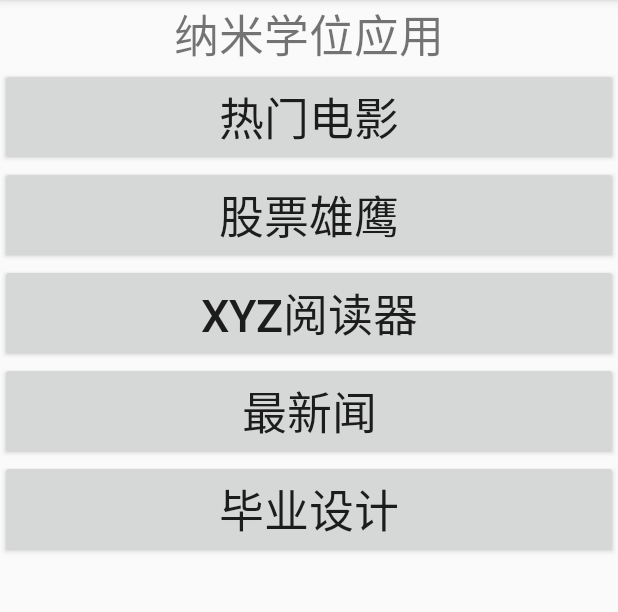
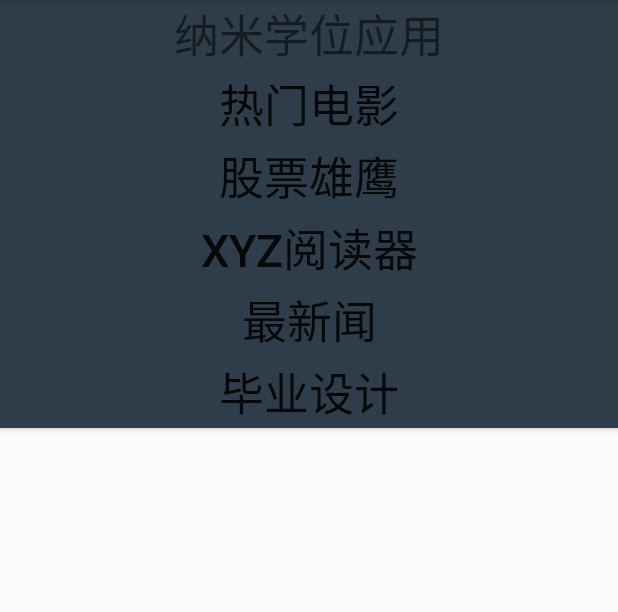
Before and after one commit to ltt19921124/FavoriteToys, an Android app: the screen it shows after launch (MainActivity), on a phone screen of 412 x 824 dp, the part 84-696 px from its top. Run offline under Robolectric (Android 15) with nearby library versions, the phone set to English and light mode, and no system bars.

```diff
--- a/app/src/main/res/layout/activity_main.xml
+++ b/app/src/main/res/layout/activity_main.xml
@@ -11,36 +11,44 @@
         android:layout_height="wrap_content"
         android:gravity="center"
         android:textSize="30sp"
+        android:background="#2E3D49"
         android:text="纳米学位应用"/>
     <Button
         android:id="@+id/button"
         android:layout_width="match_parent"
         android:layout_height="wrap_content"
         android:textSize="30sp"
+        android:background="#2E3D49"
         android:text="热门电影"/>
     <Button
         android:id="@+id/button_1"
         android:layout_width="match_parent"
         android:layout_height="wrap_content"
         android:textSize="30sp"
+        android:background="#2E3D49"
         android:text="股票雄鹰" />
     <Button
         android:id="@+id/button_2"
         android:layout_width="match_parent"
         android:layout_height="wrap_content"
         android:textSize="30sp"
+        android:background="#2E3D49"
         android:text="XYZ阅读器"/>
+
     <Button
         android:id="@+id/button_3"
         android:layout_width="match_parent"
         android:layout_height="wrap_content"
         android:textSize="30sp"
+        android:background="#2E3D49"
         android:text="最新闻"/>
+
     <Button
         android:id="@+id/button_4"
         android:layout_width="match_parent"
         android:layout_height="wrap_content"
         android:textSize="30sp"
+        android:background="#2E3D49"
         android:text="毕业设计"/>
 
 </LinearLayout>
```
